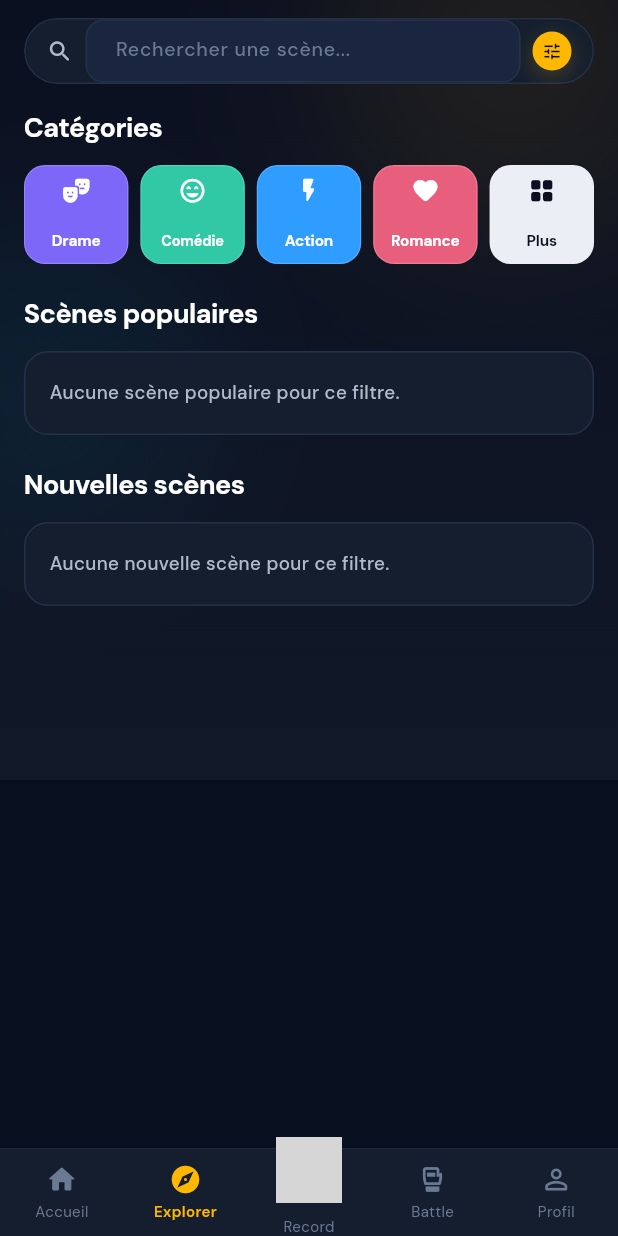
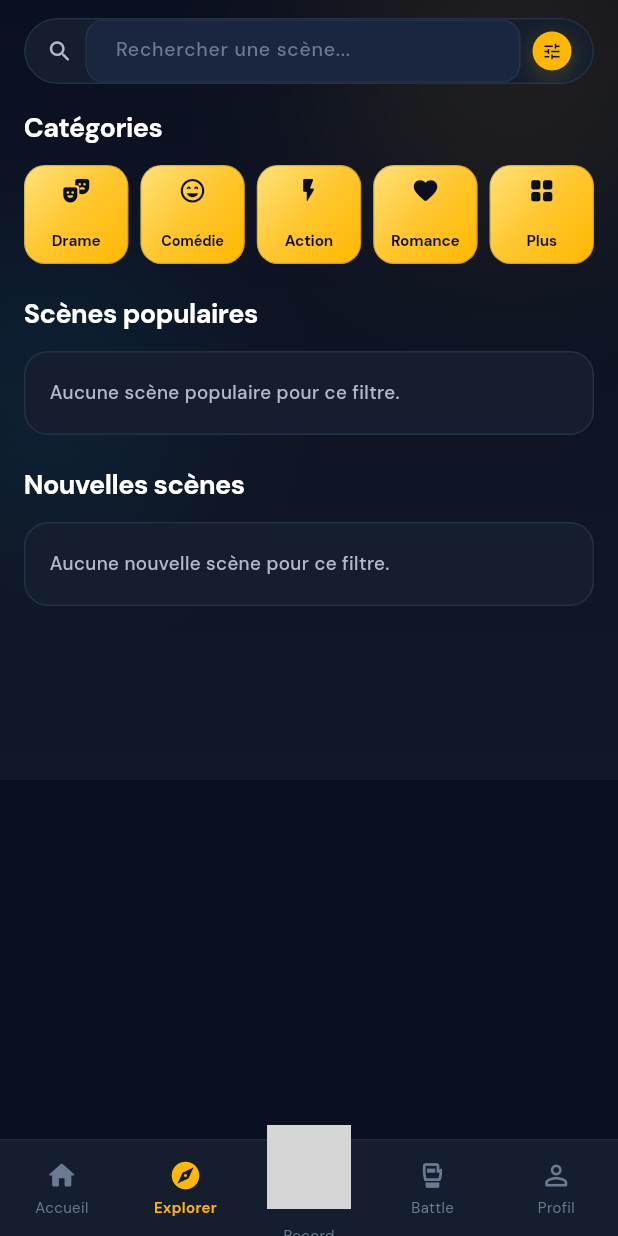
Before and after one commit to stef25fwi/take3, a Flutter app: the ExploreScreen screen opened by its route, on a phone screen of 412 x 824 dp. Run offline on Flutter 3.47's test engine with Material 3 defaults, Android fonts, the phone set to English and light mode, and no system bars; our stand-ins replace camera, cloud_firestore, cloud_functions, connectivity_plus, firebase_auth, firebase_core and 12 more; accounts and stored records are empty; network calls fail; grey boxes are pictures that could not be loaded.

Commit message:
chore: sync main

```diff
--- a/take30/lib/router/router.dart
+++ b/take30/lib/router/router.dart
@@ -26,6 +26,7 @@ class AppRouter {
   static const splash = '/splash';
   static const onboarding = '/onboarding';
   static const auth = '/auth';
+  static const adminAccess = '/admin-access';
   static const home = '/home';
   static const explore = '/explore';
   static const record = '/record';
@@ -96,6 +97,10 @@ final routerProvider = Provider<GoRouter>((ref) {
           final redirect = state.uri.queryParameters['redirect'];
           return AuthScreen(initialTab: tab, redirectTo: redirect);
         },
+      ),
+      GoRoute(
+        path: AppRouter.adminAccess,
+        builder: (_, __) => const AdminAccessGate(),
       ),
       GoRoute(
         path: AppRouter.admin,
--- a/take30/lib/screens/auth_screen.dart
+++ b/take30/lib/screens/auth_screen.dart
@@ -269,7 +269,7 @@ class _AuthScreenState extends ConsumerState<AuthScreen>
               TextButton(
                 onPressed: authState.isLoading
                     ? null
-                    : () => context.go(AppRouter.admin),
+                    : () => context.go(AppRouter.adminAccess),
                 child: Text(
                   'Accès admin →',
                   style: GoogleFonts.dmSans(
--- a/take30/lib/screens/explore_screen.dart
+++ b/take30/lib/screens/explore_screen.dart
@@ -381,8 +381,16 @@ class _CategoryTile extends StatelessWidget {
 
   @override
   Widget build(BuildContext context) {
-    final iconColor = data.darkIcon ? const Color(0xFF0B1020) : Colors.white;
-    final textColor = data.darkIcon ? const Color(0xFF0B1020) : Colors.white;
+    const accentText = Color(0xFF0B1020);
+    const tileGradient = LinearGradient(
+      begin: Alignment.topLeft,
+      end: Alignment.bottomRight,
+      colors: [
+        Color(0xFFFFE27A),
+        Color(0xFFFFC62E),
+        Color(0xFFFFB800),
+      ],
+    );
 
     return GestureDetector(
       onTap: onTap,
@@ -390,18 +398,18 @@ class _CategoryTile extends StatelessWidget {
         duration: const Duration(milliseconds: 180),
         height: 66,
         decoration: BoxDecoration(
-          color: data.color,
+          gradient: tileGradient,
           borderRadius: BorderRadius.circular(14),
           border: Border.all(
             color: selected
-                ? Colors.white.withValues(alpha: 0.80)
-                : Colors.white.withValues(alpha: data.darkIcon ? 0.10 : 0.18),
+                ? accentText
+                : accentText.withValues(alpha: 0.18),
             width: selected ? 1.4 : 0.8,
           ),
           boxShadow: selected
               ? [
                   BoxShadow(
-                    color: data.color.withValues(alpha: 0.25),
+                    color: const Color(0xFFFFB800).withValues(alpha: 0.30),
                     blurRadius: 18,
                     offset: const Offset(0, 8),
                   ),
@@ -412,7 +420,7 @@ class _CategoryTile extends StatelessWidget {
         child: Column(
           mainAxisAlignment: MainAxisAlignment.spaceBetween,
           children: [
-            Icon(data.icon, size: 19, color: iconColor),
+            Icon(data.icon, size: 19, color: accentText),
             Text(
               data.label,
               maxLines: 1,
@@ -420,7 +428,7 @@ class _CategoryTile extends StatelessWidget {
               style: GoogleFonts.dmSans(
                 fontSize: data.label == 'Comédie' ? 9.6 : 10.2,
                 fontWeight: FontWeight.w700,
-                color: textColor,
+                color: accentText,
                 letterSpacing: -0.1,
               ),
             ),
--- a/take30/lib/screens/main_shell.dart
+++ b/take30/lib/screens/main_shell.dart
@@ -56,7 +56,7 @@ class MainShell extends ConsumerWidget {
         child: SafeArea(
           top: false,
           child: SizedBox(
-            height: 58,
+            height: 64,
             child: Row(
               children: [
                 _Tab(
@@ -83,10 +83,10 @@ class MainShell extends ConsumerWidget {
                       mainAxisAlignment: MainAxisAlignment.center,
                       children: [
                         Transform.translate(
-                          offset: const Offset(0, -8),
+                          offset: const Offset(0, -10),
                           child: SizedBox(
-                            width: 44,
-                            height: 44,
+                            width: 56,
+                            height: 56,
                             child: Image.asset(
                               '../take 30 images IA/record.png',
                               fit: BoxFit.contain,
```
